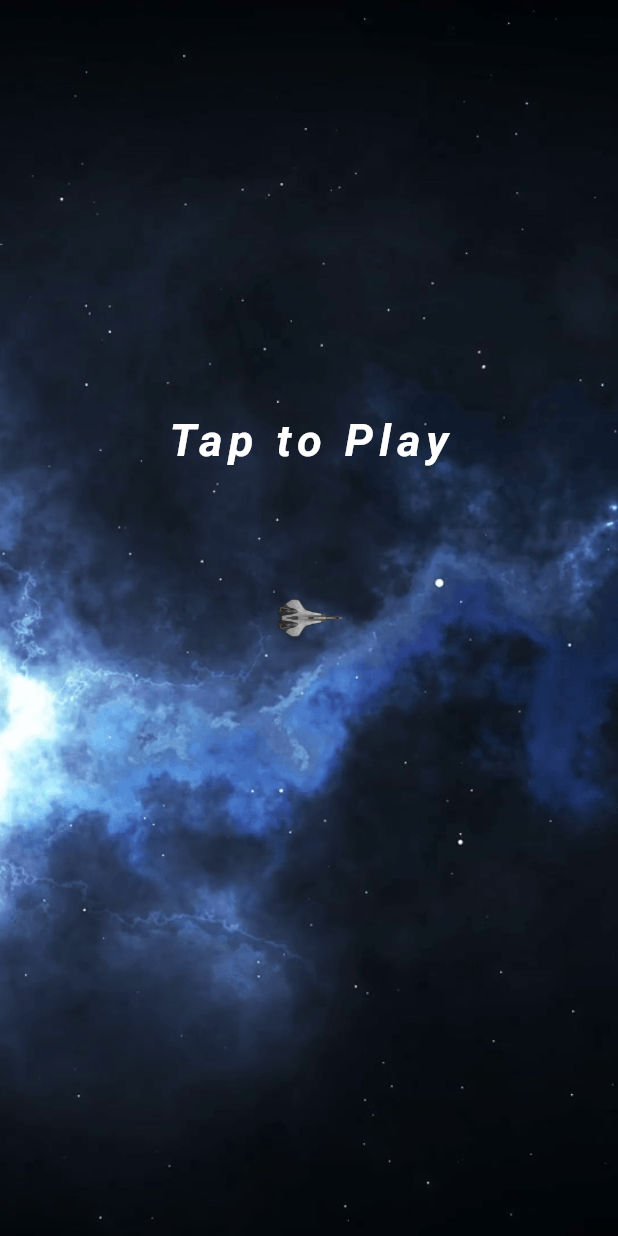
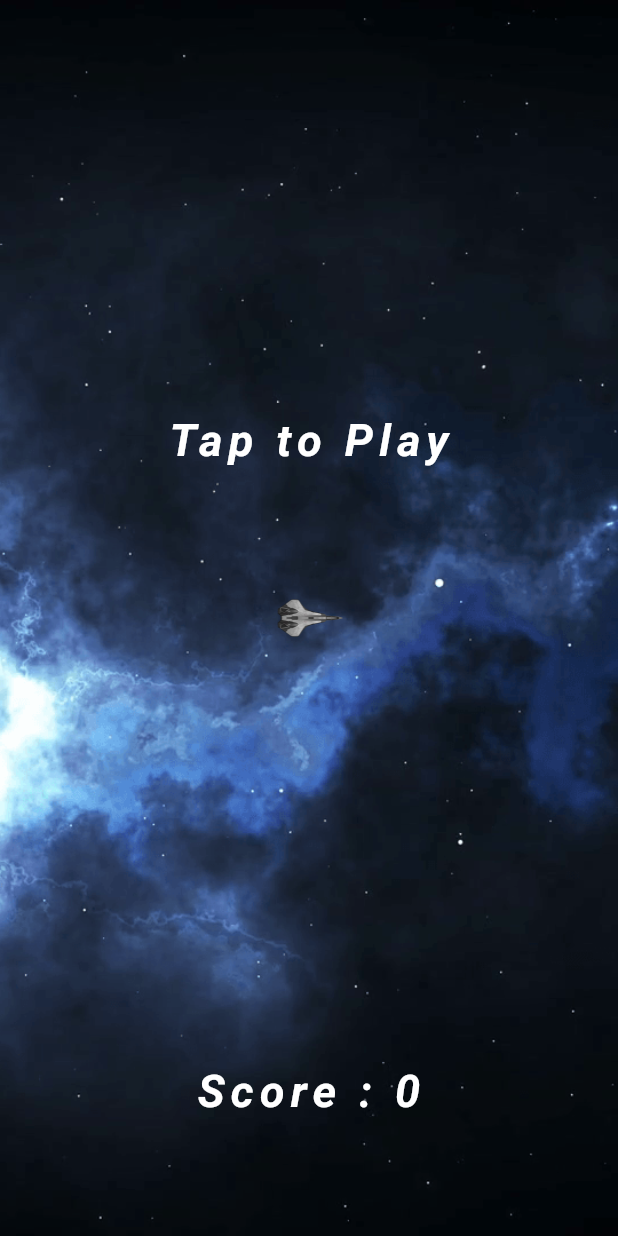
Before and after one commit to SherazJamil/Space-Eagle-game-in-Flutter, a Flutter app: the screen it shows after launch, on a phone screen of 412 x 824 dp. Run offline on Flutter 3.47's test engine with Material 2 defaults, Android fonts, the phone set to English and light mode, and no system bars.

Commit message:
Add score functionaity

```diff
--- a/space_app/lib/home_screen.dart
+++ b/space_app/lib/home_screen.dart
@@ -19,6 +19,7 @@ class _HomeState extends State<Home> {
   double time = 0.0;
   double velocity = 2.9;
   double gravity = -4.9;
+  int score = 0;
   bool isGameRun = false;
 
   List<AsteroidDetail> asteroidDetail = [];
@@ -27,7 +28,7 @@ class _HomeState extends State<Home> {
     List<AsteroidDetail> data = [
       AsteroidDetail(
           size: const Size(40, 60),
-          alignment: const Alignment(2, 0.7),
+          alignment: const Alignment(3.2, 0.7),
       ),
       AsteroidDetail(
         size: const Size(80, 100),
@@ -39,7 +40,7 @@ class _HomeState extends State<Home> {
       ),
       AsteroidDetail(
         size: const Size(60, 30),
-        alignment: const Alignment(2.2, 0.2),
+        alignment: const Alignment(2.6, 0.2),
       ),
     ];
     return data;
@@ -109,6 +110,20 @@ class _HomeState extends State<Home> {
       } else {
         asteroidDetail[3].alignment = Alignment(2.2, generateRndmNmbr());
       }
+
+      if(ast1.x <= 0.021 && ast1.x >= 0.001) {
+        score++;
+      }
+      if(ast2.x <= 0.021 && ast2.x >= 0.001) {
+        score++;
+      }
+      if(ast3.x <= 0.021 && ast3.x >= 0.001) {
+        score++;
+      }
+      if(ast4.x <= 0.021 && ast4.x >= 0.001) {
+        score++;
+      }
+
   }
 
   bool isShipColide() {
@@ -144,7 +159,7 @@ class _HomeState extends State<Home> {
         final shipSize = shipRenderBox.size;
         bool _isCollide = (shipPos.dx < astPos.dx + astSize.width &&
             shipPos.dx + shipSize.width > astPos.dx &&
-            astPos.dy < astPos.dy + astSize.height &&
+            shipPos.dy < astPos.dy + astSize.height &&
             shipPos.dy + shipSize.height > astPos.dy);
         if(_isCollide) {
           isCollide = true;
@@ -182,6 +197,7 @@ class _HomeState extends State<Home> {
        time = 0.0;
        velocity = 2.9;
        gravity = -4.9;
+       score = 0;
        isGameRun = false;
      });
   }
@@ -293,6 +309,19 @@ class _HomeState extends State<Home> {
                     ),
                   ),
                 ),
+                Align(
+                  alignment: const Alignment(0, 0.8),
+                  child: Text(
+                    'Score : $score',
+                    style: const TextStyle(
+                      fontStyle: FontStyle.italic,
+                      color: Colors.white,
+                      letterSpacing: 4,
+                      fontWeight: FontWeight.w600,
+                      fontSize: 30,
+                    ),
+                  ),
+                ),
               ],
             ),
           ),
```
